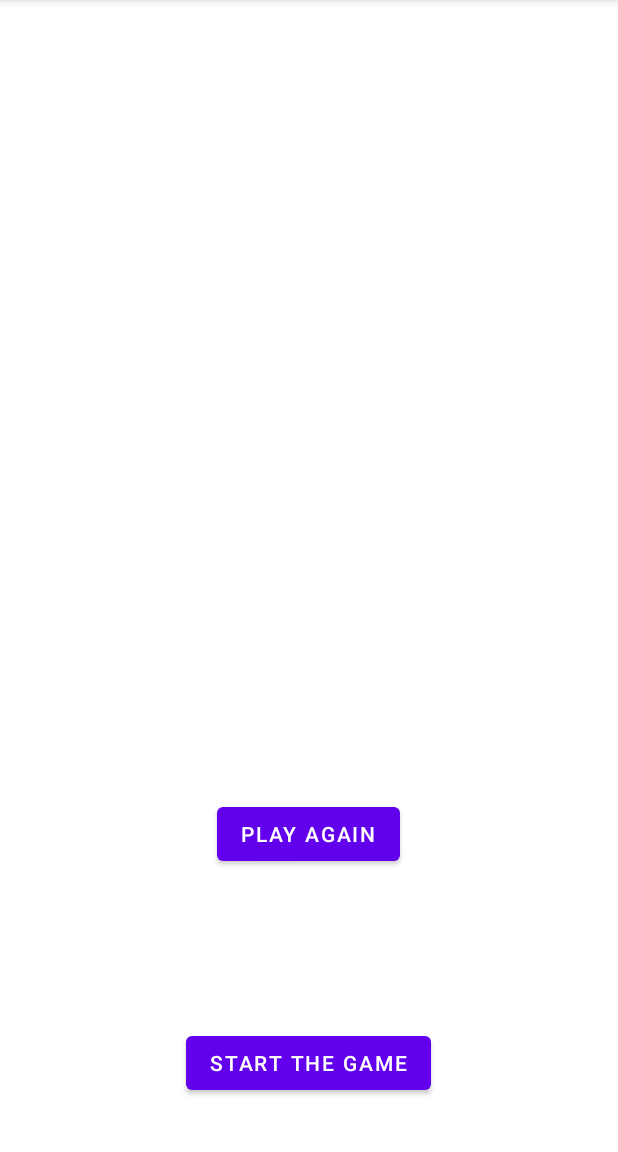
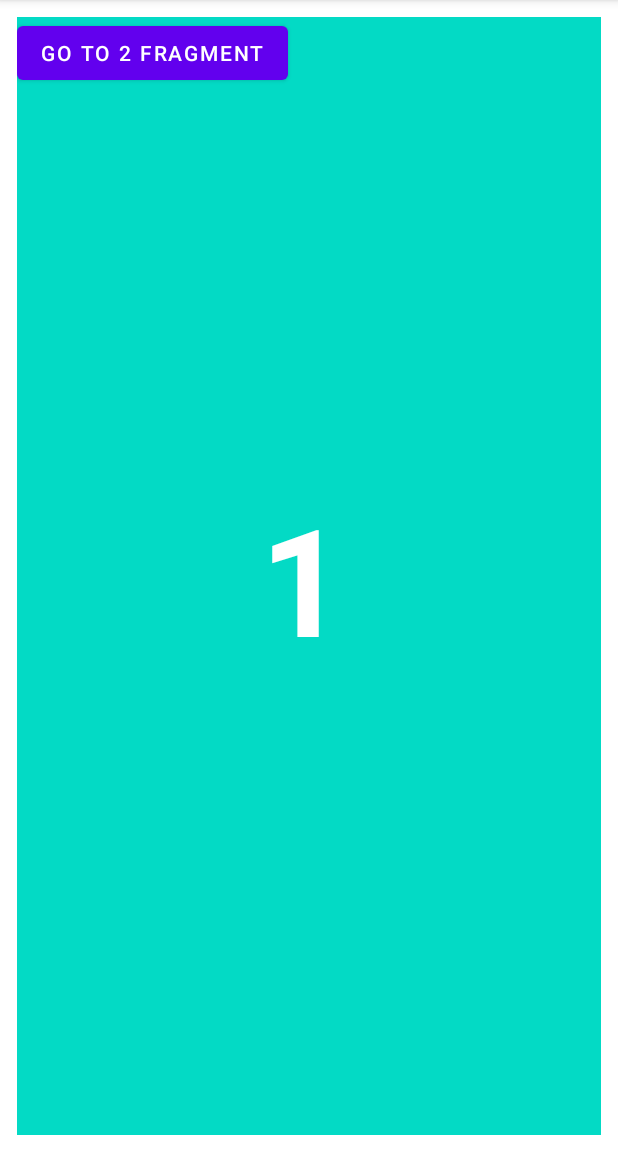
Before and after one commit to s205347/IndividualAssignment_WheelOfFortune, an Android app: the screen it shows after launch (MainActivity), on a phone screen of 412 x 824 dp, the part 84-1236 px from its top. Run offline under Robolectric (Android 15) with nearby library versions, the light colour scheme and no system bars.

Commit message:
Lavet nye fragments

```diff
--- /dev/null
+++ b/app/src/main/java/com/example/individualassignment_wheeloffortune/FirstFragment.kt
@@ -0,0 +1,25 @@
+package com.example.individualassignment_wheeloffortune
+
+import android.os.Bundle
+import androidx.fragment.app.Fragment
+import android.view.LayoutInflater
+import android.view.View
+import android.view.ViewGroup
+import androidx.navigation.Navigation
+import kotlinx.android.synthetic.main.fragment_first.view.*
+
+class FirstFragment : Fragment() {
+
+    override fun onCreateView(
+        inflater: LayoutInflater, container: ViewGroup?,
+        savedInstanceState: Bundle?
+    ): View? {
+        // Inflate the layout for this fragment
+        val view = inflater.inflate(R.layout.fragment_first, container, false)
+
+        view.textView1.setOnClickListener{ Navigation.findNavController(view).navigate(R.id.navigateToSecondFragment)}
+
+        return view
+
+    }
+}
--- a/app/src/main/java/com/example/individualassignment_wheeloffortune/MainscreenFragment.kt
+++ /dev/null
@@ -1,59 +0,0 @@
-package com.example.individualassignment_wheeloffortune
-
-import android.os.Bundle
-import androidx.fragment.app.Fragment
-import android.view.LayoutInflater
-import android.view.View
-import android.view.ViewGroup
-
-// TODO: Rename parameter arguments, choose names that match
-// the fragment initialization parameters, e.g. ARG_ITEM_NUMBER
-private const val ARG_PARAM1 = "param1"
-private const val ARG_PARAM2 = "param2"
-
-/**
- * A simple [Fragment] subclass.
- * Use the [MainscreenFragment.newInstance] factory method to
- * create an instance of this fragment.
- */
-class MainscreenFragment : Fragment(R.layout.fragment_mainscreen) {
-    // TODO: Rename and change types of parameters
-    private var param1: String? = null
-    private var param2: String? = null
-
-    override fun onCreate(savedInstanceState: Bundle?) {
-        super.onCreate(savedInstanceState)
-        arguments?.let {
-            param1 = it.getString(ARG_PARAM1)
-            param2 = it.getString(ARG_PARAM2)
-        }
-    }
-
-    override fun onCreateView(
-        inflater: LayoutInflater, container: ViewGroup?,
-        savedInstanceState: Bundle?
-    ): View? {
-        // Inflate the layout for this fragment
-        return inflater.inflate(R.layout.fragment_mainscreen, container, false)
-    }
-
-    companion object {
-        /**
-         * Use this factory method to create a new instance of
-         * this fragment using the provided parameters.
-         *
-         * @param param1 Parameter 1.
-         * @param param2 Parameter 2.
-         * @return A new instance of fragment MainscreenFragment.
-         */
-        // TODO: Rename and change types and number of parameters
-        @JvmStatic
-        fun newInstance(param1: String, param2: String) =
-            MainscreenFragment().apply {
-                arguments = Bundle().apply {
-                    putString(ARG_PARAM1, param1)
-                    putString(ARG_PARAM2, param2)
-                }
-            }
-    }
-}
--- a/app/src/main/res/layout/activity_main.xml
+++ b/app/src/main/res/layout/activity_main.xml
@@ -1,5 +1,5 @@
 <?xml version="1.0" encoding="utf-8"?>
-<RelativeLayout
+<androidx.constraintlayout.widget.ConstraintLayout
     xmlns:android="http://schemas.android.com/apk/res/android"
     xmlns:tools="http://schemas.android.com/tools"
     xmlns:app="http://schemas.android.com/apk/res-auto"
@@ -8,32 +8,20 @@
     tools:context=".MainActivity"
     android:padding="10dp">
 
-    <androidx.fragment.app.FragmentContainerView
-        android:layout_width="match_parent"
-        android:layout_height="match_parent"
-        android:id="@+id/startscreenFragment"/>
+  <androidx.fragment.app.FragmentContainerView
+      android:id="@+id/fragmentContainerView2"
+      android:name="androidx.navigation.fragment.NavHostFragment"
+      android:layout_width="match_parent"
+      android:layout_height="match_parent"
+      app:defaultNavHost="true"
+      app:navGraph="@navigation/my_nav"
+      android:layout_marginStart="1dp"
+      android:layout_marginTop="1dp"
+      android:layout_marginEnd="1dp"
+      android:layout_marginBottom="1dp"
+      app:layout_constraintBottom_toBottomOf="parent"
+      app:layout_constraintEnd_toEndOf="parent"
+      app:layout_constraintStart_toStartOf="parent"
+      app:layout_constraintTop_toTopOf="parent" />
 
-    <Button
-        android:layout_width="wrap_content"
-        android:layout_height="wrap_content"
-        android:id="@+id/startscreenFragmentBtn"
-        android:layout_alignParentBottom="true"
-        android:layout_centerInParent="true"
-        android:layout_marginBottom="25dp"
-        android:text="Start the game" />
-
-    <fragment
-        android:name="com.example.individualassignment_wheeloffortune.MainscreenFragment"
-        android:id="@+id/fragment"
-        android:layout_width="402dp"
-        android:layout_height="722dp"/>
-
-
-    <FrameLayout
-        android:layout_width="match_parent"
-        android:layout_height="match_parent"
-        android:id="@+id/flFragment"/>
-
-
-
-  </RelativeLayout>
+</androidx.constraintlayout.widget.ConstraintLayout>
--- /dev/null
+++ b/app/src/main/res/layout/fragment_first.xml
@@ -0,0 +1,37 @@
+<?xml version="1.0" encoding="utf-8"?>
+<androidx.constraintlayout.widget.ConstraintLayout xmlns:android="http://schemas.android.com/apk/res/android"
+    xmlns:app="http://schemas.android.com/apk/res-auto"
+    xmlns:tools="http://schemas.android.com/tools"
+    android:layout_width="match_parent"
+    android:layout_height="match_parent"
+    android:background="@color/teal_200"
+    tools:context=".FirstFragment">
+
+
+    <TextView
+        android:id="@+id/textView1"
+        android:layout_width="wrap_content"
+        android:layout_height="wrap_content"
+        android:layout_marginStart="172dp"
+        android:layout_marginTop="357dp"
+        android:layout_marginEnd="180dp"
+        android:layout_marginBottom="355dp"
+        android:text="1"
+        android:textColor="#fff"
+        android:textSize="100dp"
+        android:textStyle="bold"
+        app:layout_constraintBottom_toBottomOf="parent"
+        app:layout_constraintEnd_toEndOf="parent"
+        app:layout_constraintStart_toStartOf="parent"
+        app:layout_constraintTop_toTopOf="parent" />
+
+    <Button
+        android:id="@+id/Btn1"
+        android:layout_width="wrap_content"
+        android:layout_height="wrap_content"
+        android:text="Go to 2 fragment"
+        tools:ignore="MissingConstraints"
+        tools:layout_editor_absoluteX="114dp"
+        tools:layout_editor_absoluteY="456dp" />
+
+</androidx.constraintlayout.widget.ConstraintLayout>
--- a/app/src/main/res/layout/fragment_mainscreen.xml
+++ /dev/null
@@ -1,22 +0,0 @@
-<?xml version="1.0" encoding="utf-8"?>
-<RelativeLayout xmlns:android="http://schemas.android.com/apk/res/android"
-    xmlns:tools="http://schemas.android.com/tools"
-    android:layout_width="match_parent"
-    android:layout_height="match_parent"
-    tools:context=".MainscreenFragment">
-
-    <androidx.fragment.app.FragmentContainerView
-        android:layout_width="match_parent"
-        android:layout_height="match_parent"
-        android:id="@+id/losingFragment"/>
-
-    <Button
-        android:layout_width="wrap_content"
-        android:layout_height="wrap_content"
-        android:id="@+id/losingFragmentBtn"
-        android:layout_alignParentBottom="true"
-        android:layout_centerInParent="true"
-        android:layout_marginBottom="152dp"
-        android:text="Play Again" />
-
-</RelativeLayout>
--- a/app/src/main/res/navigation/my_nav.xml
+++ b/app/src/main/res/navigation/my_nav.xml
@@ -3,36 +3,23 @@
     xmlns:app="http://schemas.android.com/apk/res-auto"
     xmlns:tools="http://schemas.android.com/tools"
     android:id="@+id/my_nav"
-    app:startDestination="@id/mainscreenFragment">
-
+    app:startDestination="@id/firstFragment">
     <fragment
-        android:id="@+id/winningFragment"
-        android:name="com.example.individualassignment_wheeloffortune.WinningFragment"
-        android:label="fragment_winning"
-        tools:layout="@layout/fragment_winning" >
+        android:id="@+id/firstFragment"
+        android:name="com.example.individualassignment_wheeloffortune.FirstFragment"
+        android:label="fragment_first"
+        tools:layout="@layout/fragment_first" >
         <action
-            android:id="@+id/action_winningFragment_to_mainscreenFragment"
-            app:destination="@id/mainscreenFragment" />
+            android:id="@+id/navigateToSecondFragment"
+            app:destination="@id/secondFragment" />
     </fragment>
     <fragment
-        android:id="@+id/losingFragment"
-        android:name="com.example.individualassignment_wheeloffortune.LosingFragment"
-        android:label="fragment_losing"
-        tools:layout="@layout/fragment_losing" >
+        android:id="@+id/secondFragment"
+        android:name="com.example.individualassignment_wheeloffortune.SecondFragment"
+        android:label="fragment_second"
+        tools:layout="@layout/fragment_second" >
         <action
-            android:id="@+id/action_losingFragment_to_mainscreenFragment"
-            app:destination="@id/mainscreenFragment" />
-    </fragment>
-    <fragment
-        android:id="@+id/mainscreenFragment"
-        android:name="com.example.individualassignment_wheeloffortune.MainscreenFragment"
-        android:label="fragment_mainscreen"
-        tools:layout="@layout/fragment_mainscreen" >
-        <action
-            android:id="@+id/action_mainscreenFragment_to_losingFragment"
-            app:destination="@id/losingFragment" />
-        <action
-            android:id="@+id/action_mainscreenFragment_to_winningFragment"
-            app:destination="@id/winningFragment" />
+            android:id="@+id/navigateToFirstFragment"
+            app:destination="@id/firstFragment" />
     </fragment>
 </navigation>
```
Also changed, not shown: app/build.gradle (+4 -3 lines), app/src/main/java/com/example/individualassignment_wheeloffortune/LosingFragment.kt (deleted, +0 -59 lines), app/src/main/java/com/example/individualassignment_wheeloffortune/SecondFragment.kt (added, +25 -0 lines), app/src/main/java/com/example/individualassignment_wheeloffortune/WinningFragment.kt (deleted, +0 -59 lines), app/src/main/res/layout/fragment_losing.xml (deleted, +0 -28 lines), app/src/main/res/layout/fragment_second.xml (added, +28 -0 lines), app/src/main/res/layout/fragment_winning.xml (deleted, +0 -28 lines).
